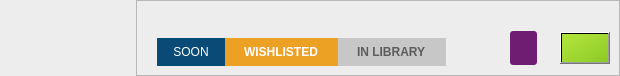
Old version of the form widgets/storediscoveritem.ui in the repository pamugk/nebulae-qt.
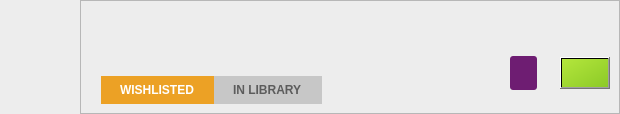
New version of the form. Icons and pictures are not drawn.

The edit to the form file:
```diff
--- a/widgets/storediscoveritem.ui
+++ b/widgets/storediscoveritem.ui
@@ -7,7 +7,7 @@
     <x>0</x>
     <y>0</y>
     <width>620</width>
-    <height>76</height>
+    <height>114</height>
    </rect>
   </property>
   <property name="sizePolicy">
@@ -19,7 +19,7 @@
   <property name="minimumSize">
    <size>
     <width>0</width>
-    <height>76</height>
+    <height>114</height>
    </size>
   </property>
   <property name="cursor">
@@ -57,14 +57,14 @@
      </property>
      <property name="minimumSize">
       <size>
-       <width>136</width>
-       <height>76</height>
+       <width>80</width>
+       <height>114</height>
       </size>
      </property>
      <property name="maximumSize">
       <size>
-       <width>136</width>
-       <height>16777215</height>
+       <width>80</width>
+       <height>114</height>
       </size>
      </property>
      <property name="text">
@@ -118,19 +118,6 @@
          <property name="bottomMargin">
           <number>0</number>
          </property>
-         <item>
-       <widget class="QLabel" name="upcomingLabel">
-        <property name="styleSheet">
-         <string notr="true">background-color: rgb(9, 74, 119);</string>
-        </property>
-        <property name="text">
-         <string>SOON</string>
-        </property>
-        <property name="alignment">
-         <set>Qt::AlignmentFlag::AlignCenter</set>
-        </property>
-       </widget>
-         </item>
          <item>
           <widget class="QLabel" name="wishlistedLabel">
            <property name="font">
```
Left out of the diff: 4 changed lines with no effect on the pictures.
